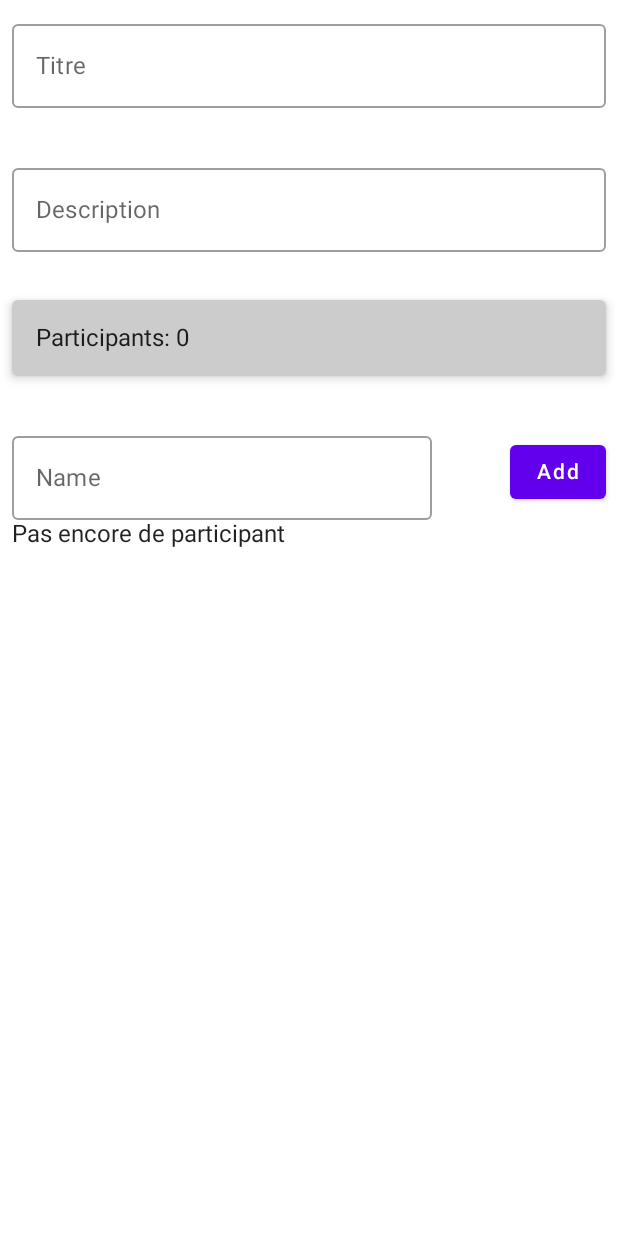
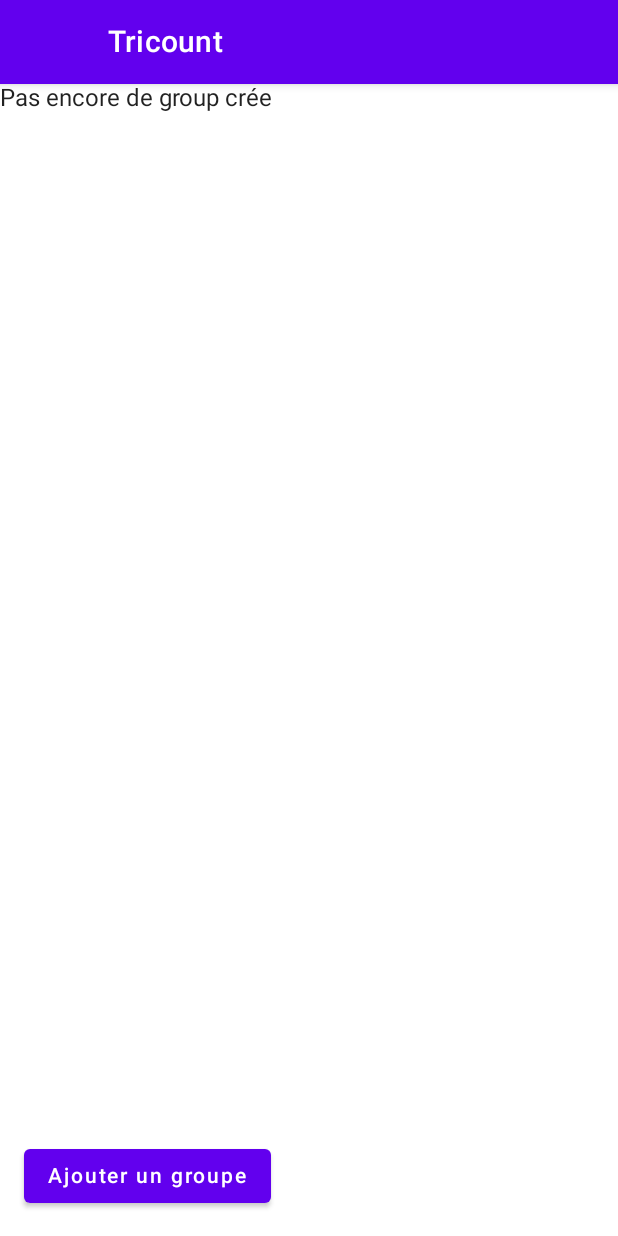
Before and after one commit to DylanMagalhaes/Tricount, an Android app built with Jetpack Compose: the screen it shows after launch (MainActivity), on a phone screen of 412 x 824 dp. Run offline under Robolectric (Android 15) with nearby library versions, the phone set to English and light mode, and no system bars.

Commit message:
creation Group List

```diff
--- a/app/src/main/java/com/github/raziu75/tricount/MainActivity.kt
+++ b/app/src/main/java/com/github/raziu75/tricount/MainActivity.kt
@@ -11,6 +11,7 @@ import androidx.compose.runtime.Composable
 import androidx.compose.ui.Modifier
 import androidx.compose.ui.tooling.preview.Preview
 import com.github.raziu75.tricount.ui.composables.FormulairNewTricount
+import com.github.raziu75.tricount.ui.composables.Home
 import com.github.raziu75.tricount.ui.theme.TricountTheme
 
 class MainActivity : ComponentActivity() {
@@ -23,7 +24,7 @@ class MainActivity : ComponentActivity() {
                     modifier = Modifier.fillMaxSize(),
                     color = MaterialTheme.colors.background
                 ) {
-                    FormulairNewTricount()
+                    Home()
                 }
             }
         }
--- /dev/null
+++ b/app/src/main/java/com/github/raziu75/tricount/model/Screens.kt
@@ -0,0 +1,8 @@
+package com.github.raziu75.tricount.model
+
+import android.icu.text.CaseMap.Title
+
+enum class Screens(val title: String) {
+    HOME(title = "Tricount"),
+    NEW_TRICOUNT(title = "Nouveau Tricount"),
+}
--- /dev/null
+++ b/app/src/main/java/com/github/raziu75/tricount/ui/composables/AppBar.kt
@@ -0,0 +1,43 @@
+package com.github.raziu75.tricount.ui.composables
+
+import androidx.compose.material.Icon
+import androidx.compose.material.IconButton
+import androidx.compose.material.Text
+import androidx.compose.material.TopAppBar
+import androidx.compose.material.icons.Icons
+import androidx.compose.material.icons.filled.Add
+import androidx.compose.material.icons.filled.ArrowBack
+import androidx.compose.runtime.Composable
+import com.github.raziu75.tricount.model.Screens
+
+@Composable
+fun AppBar(
+    screens: Screens,
+    canGoBack: Boolean,
+    up: () -> Unit,
+    onClick: () -> Unit
+) {
+    TopAppBar(
+        title = { Text(text = if (canGoBack) screens.title else "Tricount") },
+        navigationIcon = {
+            if (canGoBack) {
+                IconButton(onClick = up) {
+                    Icon(
+                        imageVector = Icons.Default.ArrowBack,
+                        contentDescription = null
+                    )
+                }
+            }
+        },
+        actions = {
+            if (screens == Screens.NEW_TRICOUNT) {
+                IconButton(onClick = onClick) {
+                    Icon(
+                        imageVector = Icons.Default.Add,
+                        contentDescription = "Save"
+                    )
+                }
+            }
+        }
+    )
+}
--- a/app/src/main/java/com/github/raziu75/tricount/ui/composables/FormulairNewTricount.kt
+++ b/app/src/main/java/com/github/raziu75/tricount/ui/composables/FormulairNewTricount.kt
@@ -10,13 +10,15 @@ import androidx.compose.ui.Modifier
 import androidx.compose.ui.graphics.Color
 import androidx.compose.ui.unit.dp
 import androidx.lifecycle.viewmodel.compose.viewModel
+import androidx.navigation.NavController
 import com.github.raziu75.tricount.vm.GroupViewModel
 import com.github.raziu75.tricount.vm.UserViewModel
 
 @Composable
 fun FormulairNewTricount(
-    vmGroup: GroupViewModel = viewModel(),
-    vmUser: UserViewModel = viewModel()
+    vmGroup: GroupViewModel,
+    vmUser: UserViewModel,
+    navController: NavController
 ) {
     val groupState by vmGroup.uiState.collectAsState()
     val userState by vmUser.uiState.collectAsState()
--- /dev/null
+++ b/app/src/main/java/com/github/raziu75/tricount/ui/composables/Home.kt
@@ -0,0 +1,47 @@
+package com.github.raziu75.tricount.ui.composables
+
+import androidx.compose.foundation.layout.padding
+import androidx.compose.material.Scaffold
+import androidx.compose.runtime.Composable
+import androidx.compose.runtime.getValue
+import androidx.compose.ui.Modifier
+import androidx.lifecycle.viewmodel.compose.viewModel
+import androidx.navigation.compose.NavHost
+import androidx.navigation.compose.composable
+import androidx.navigation.compose.currentBackStackEntryAsState
+import androidx.navigation.compose.rememberNavController
+import com.github.raziu75.tricount.model.Screens
+import com.github.raziu75.tricount.vm.GroupViewModel
+import com.github.raziu75.tricount.vm.UserViewModel
+
+@Composable
+fun Home(groupVm: GroupViewModel = viewModel(), userVm: UserViewModel = viewModel() ) {
+    val navController = rememberNavController()
+    val backStackEntry by navController.currentBackStackEntryAsState()
+    val currentScreen = Screens.valueOf(backStackEntry?.destination?.route ?: Screens.HOME.name)
+    Scaffold(
+        topBar = {
+            AppBar(
+                up = { navController.navigateUp() },
+                screens = currentScreen,
+                canGoBack = navController.previousBackStackEntry != null,
+                onClick = { groupVm.onSaveButtonClick() }
+            )
+        },
+        content = { paddingValues ->
+            NavHost(
+                navController = navController,
+                startDestination = Screens.HOME.name,
+                modifier = Modifier.padding(paddingValues)
+            )
+            {
+                composable(Screens.HOME.name) {
+                    ListGroupView(navController = navController, vm = groupVm)
+                }
+                composable(Screens.NEW_TRICOUNT.name) {
+                    FormulairNewTricount(navController = navController, vmUser = userVm, vmGroup = groupVm)
+                }
+            }
+        }
+    )
+}
--- /dev/null
+++ b/app/src/main/java/com/github/raziu75/tricount/ui/composables/ListGroupView.kt
@@ -0,0 +1,46 @@
+package com.github.raziu75.tricount.ui.composables
+
+import androidx.compose.foundation.layout.*
+import androidx.compose.foundation.lazy.LazyColumn
+import androidx.compose.foundation.lazy.items
+import androidx.compose.material.Button
+import androidx.compose.material.Text
+import androidx.compose.runtime.Composable
+import androidx.compose.runtime.collectAsState
+import androidx.compose.runtime.getValue
+import androidx.compose.ui.Alignment
+import androidx.compose.ui.Modifier
+import androidx.compose.ui.unit.dp
+import androidx.navigation.NavController
+import com.github.raziu75.tricount.model.Screens
+import com.github.raziu75.tricount.vm.GroupViewModel
+
+@Composable
+fun ListGroupView(vm: GroupViewModel, navController: NavController) {
+    val groupState by vm.uiState.collectAsState()
+    val groupList = groupState.listGroup
+
+    Column(modifier = Modifier.fillMaxSize()) {
+        if (groupList.isEmpty()) {
+            Text(text = "Pas encore de group crée")
+        } else {
+            LazyColumn(modifier = Modifier.weight(1f)) {
+                items(groupList) { group ->
+                    GroupView(group = group, onDelete = { })
+                }
+            }
+        }
+
+        Box(
+            modifier = Modifier
+                .padding(16.dp)
+
+                .weight(1f),
+            contentAlignment = Alignment.BottomCenter
+        ) {
+            Button(onClick = { navController.navigate(Screens.NEW_TRICOUNT.name) }) {
+                Text(text = "Ajouter un groupe")
+            }
+        }
+    }
+}
--- a/app/src/main/java/com/github/raziu75/tricount/ui/uiState/GroupState.kt
+++ b/app/src/main/java/com/github/raziu75/tricount/ui/uiState/GroupState.kt
@@ -1,10 +1,12 @@
 package com.github.raziu75.tricount.ui.uiState
 
+import com.github.raziu75.tricount.model.Group
 import com.github.raziu75.tricount.model.User
 
 data class GroupState(
     val title: String = "",
     val description: String = "",
     var numberUser: Int = 0,
-    var listUser: List<User> = listOf()
+    var listUser: List<User> = listOf(),
+    var listGroup: List<Group> = listOf()
 )
```
Also changed, not shown: app/src/main/java/com/github/raziu75/tricount/ui/composables/GroupView.kt (added, +32 -0 lines), app/src/main/java/com/github/raziu75/tricount/vm/GroupViewModel.kt (+14 -0 lines).
